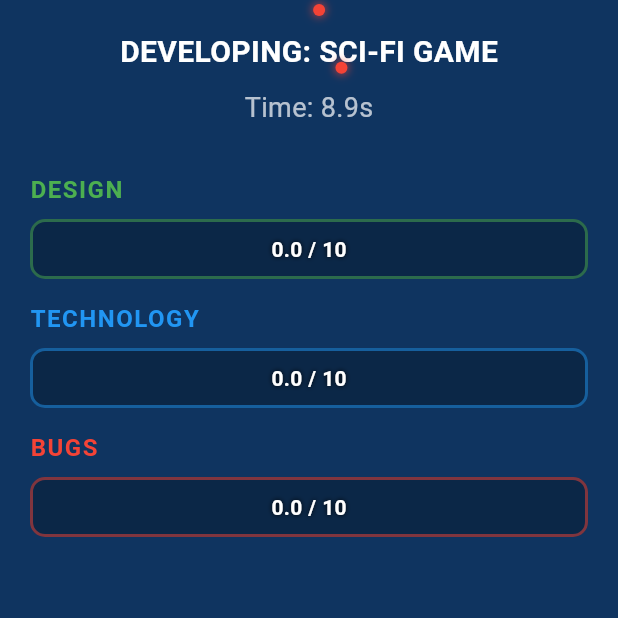
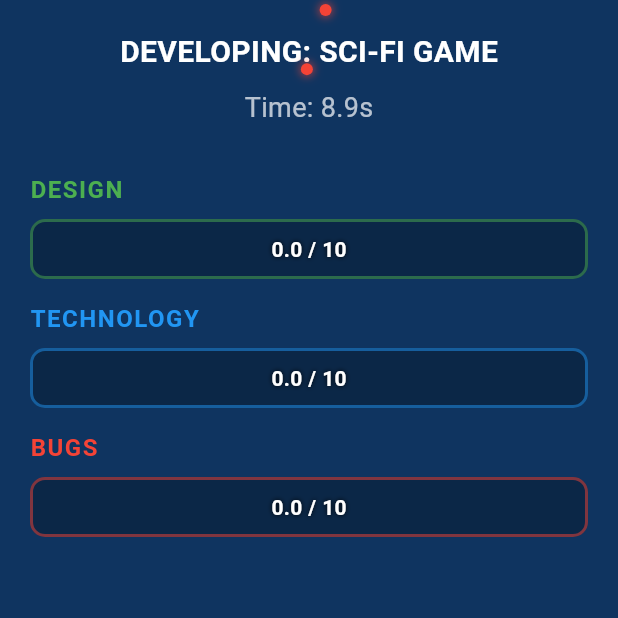
Before and after one commit to krlz-dev/game_dev_tycoon, a Flutter app: the screen it shows after launch, after a tap on "SCI-FI GAME", on a phone screen of 412 x 824 dp, the top half of it. Run offline on Flutter 3.47's test engine with Material 3 defaults, Android fonts, the phone set to English and light mode, and no system bars; our stand-ins replace shared_preferences.

Commit message:
Fix particle targeting to use actual progress bar positions
- Added GlobalKeys to track progress bar positions dynamically
- Updated DotParticle to accept targetPosition and screenSize
- Particles now move to actual bar locations instead of hardcoded coords
- Fixed deprecated withOpacity warnings (using withValues)
- Improved particle spawning accuracy

Fixes: Particles not going to progress bar locations

🤖 Generated with [Claude Code](https://claude.com/claude-code)

Co-Authored-By: Claude <noreply@anthropic.com>

```diff
--- a/lib/components/dot_particle.dart
+++ b/lib/components/dot_particle.dart
@@ -6,6 +6,8 @@ import '../models/progress_bar_data.dart';
 class DotParticle {
   final ProgressBarData targetBar;
   final VoidCallback onReachTarget;
+  final Offset targetPosition;
+  final Size screenSize;
 
   late double x;
   late double y;
@@ -20,6 +22,8 @@ class DotParticle {
   DotParticle({
     required this.targetBar,
     required this.onReachTarget,
+    required this.targetPosition,
+    required this.screenSize,
   }) {
     _initialize();
   }
@@ -30,26 +34,26 @@ class DotParticle {
 
     switch (startSide) {
       case 0: // Top
-        x = _random.nextDouble() * 400;
+        x = _random.nextDouble() * screenSize.width;
         y = 0;
         break;
       case 1: // Right
-        x = 400;
-        y = _random.nextDouble() * 800;
+        x = screenSize.width;
+        y = _random.nextDouble() * screenSize.height;
         break;
       case 2: // Bottom
-        x = _random.nextDouble() * 400;
-        y = 800;
+        x = _random.nextDouble() * screenSize.width;
+        y = screenSize.height;
         break;
       case 3: // Left
         x = 0;
-        y = _random.nextDouble() * 800;
+        y = _random.nextDouble() * screenSize.height;
         break;
     }
 
-    // Target is center-right of screen (where progress bars are)
-    targetX = 300 + _random.nextDouble() * 50;
-    targetY = 300 + _random.nextDouble() * 200;
+    // Target is the actual position of the progress bar
+    targetX = targetPosition.dx + _random.nextDouble() * 50;
+    targetY = targetPosition.dy;
 
     // Calculate velocity based on target bar's speed
     final distance = sqrt(pow(targetX - x, 2) + pow(targetY - y, 2));
@@ -86,7 +90,7 @@ class DotParticle {
           shape: BoxShape.circle,
           boxShadow: [
             BoxShadow(
-              color: Color(targetBar.color).withOpacity(0.6),
+              color: Color(targetBar.color).withValues(alpha: 0.6),
               blurRadius: 4,
               spreadRadius: 1,
             ),
--- a/lib/components/progress_bar_widget.dart
+++ b/lib/components/progress_bar_widget.dart
@@ -37,7 +37,7 @@ class ProgressBarWidget extends StatelessWidget {
             color: Colors.black26,
             borderRadius: BorderRadius.circular(10),
             border: Border.all(
-              color: Color(barData.color).withOpacity(0.5),
+              color: Color(barData.color).withValues(alpha: 0.5),
               width: 2,
             ),
           ),
@@ -52,7 +52,7 @@ class ProgressBarWidget extends StatelessWidget {
                     decoration: BoxDecoration(
                       gradient: LinearGradient(
                         colors: [
-                          Color(barData.color).withOpacity(0.6),
+                          Color(barData.color).withValues(alpha: 0.6),
                           Color(barData.color),
                         ],
                       ),
--- a/lib/screens/development_screen.dart
+++ b/lib/screens/development_screen.dart
@@ -23,6 +23,11 @@ class _DevelopmentScreenState extends State<DevelopmentScreen>
   final List<DotParticle> _particles = [];
   final Random _random = Random();
   DateTime? _lastUpdate;
+
+  // GlobalKeys for progress bars to track their positions
+  final GlobalKey _designBarKey = GlobalKey();
+  final GlobalKey _technologyBarKey = GlobalKey();
+  final GlobalKey _bugBarKey = GlobalKey();
 
   @override
   void initState() {
@@ -86,18 +91,40 @@ class _DevelopmentScreenState extends State<DevelopmentScreen>
       controller.technologyBar,
       controller.bugBar,
     ];
-    final targetBar = bars[_random.nextInt(bars.length)];
+    final barKeys = [_designBarKey, _technologyBarKey, _bugBarKey];
+
+    final index = _random.nextInt(bars.length);
+    final targetBar = bars[index];
+    final targetKey = barKeys[index];
+
+    // Get the position of the target progress bar
+    final targetPosition = _getBarPosition(targetKey);
+    if (targetPosition == null) return; // Bar not yet rendered
+
+    // Get screen size
+    final screenSize = MediaQuery.of(context).size;
 
     setState(() {
       _particles.add(
         DotParticle(
           targetBar: targetBar,
+          targetPosition: targetPosition,
+          screenSize: screenSize,
           onReachTarget: () {
             controller.addProgressToBar(targetBar, targetBar.progressPerDot);
           },
         ),
       );
     });
+  }
+
+  Offset? _getBarPosition(GlobalKey key) {
+    final RenderBox? renderBox = key.currentContext?.findRenderObject() as RenderBox?;
+    if (renderBox == null) return null;
+
+    final position = renderBox.localToGlobal(Offset.zero);
+    // Return center-left of the bar
+    return Offset(position.dx + 50, position.dy + renderBox.size.height / 2);
   }
 
   void _stopTimers() {
@@ -231,17 +258,17 @@ class _DevelopmentScreenState extends State<DevelopmentScreen>
                       child: Column(
                         children: [
                           ProgressBarWidget(
-                            key: const ValueKey('design'),
+                            key: _designBarKey,
                             barData: controller.designBar,
                           ),
                           const SizedBox(height: 15),
                           ProgressBarWidget(
-                            key: const ValueKey('technology'),
+                            key: _technologyBarKey,
                             barData: controller.technologyBar,
                           ),
                           const SizedBox(height: 15),
                           ProgressBarWidget(
-                            key: const ValueKey('bugs'),
+                            key: _bugBarKey,
                             barData: controller.bugBar,
                           ),
                         ],
```
Also changed, not shown: character.png (added), googling.png (added), table.png (added).
